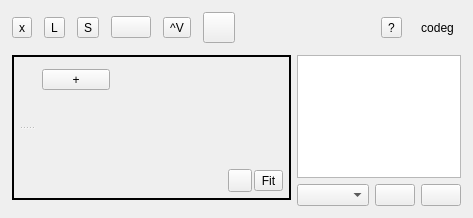
Before: the Qt Designer form src/Ui/AppWindow.ui in NikolayRag/codeg, drawn with Qt 5.
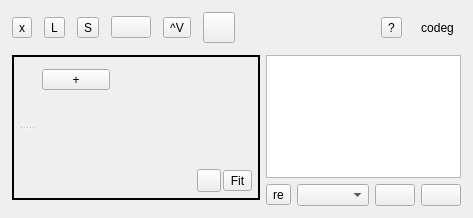
After: the same form once the commit is applied. Icons and pictures are not drawn.

Commit message: add devices rescan

What changed in the file:
```diff
--- a/src/Ui/AppWindow.ui
+++ b/src/Ui/AppWindow.ui
@@ -509,7 +509,7 @@
              <property name="bottomMargin">
               <number>0</number>
              </property>
-             <item row="1" column="0">
+             <item row="1" column="1">
               <widget class="QComboBox" name="listDevs">
                <property name="sizePolicy">
                 <sizepolicy hsizetype="Minimum" vsizetype="Fixed">
@@ -519,7 +519,7 @@
                </property>
               </widget>
              </item>
-             <item row="1" column="2">
+             <item row="1" column="3">
               <widget class="QPushButton" name="btnDispFire">
                <property name="sizePolicy">
                 <sizepolicy hsizetype="Fixed" vsizetype="Fixed">
@@ -542,7 +542,7 @@
                </property>
               </widget>
              </item>
-             <item row="1" column="1">
+             <item row="1" column="2">
               <widget class="QPushButton" name="btnDispShot">
                <property name="sizePolicy">
                 <sizepolicy hsizetype="Fixed" vsizetype="Fixed">
@@ -565,7 +565,14 @@
                </property>
               </widget>
              </item>
-             <item row="0" column="0" colspan="3">
+             <item row="1" column="0">
+              <widget class="QToolButton" name="btnRescan">
+               <property name="text">
+                <string>re</string>
+               </property>
+              </widget>
+             </item>
+             <item row="0" column="0" colspan="4">
               <widget class="QPlainTextEdit" name="frameDev">
                <property name="sizePolicy">
                 <sizepolicy hsizetype="Ignored" vsizetype="Expanding">
```
The commit also changes 2 other files.
